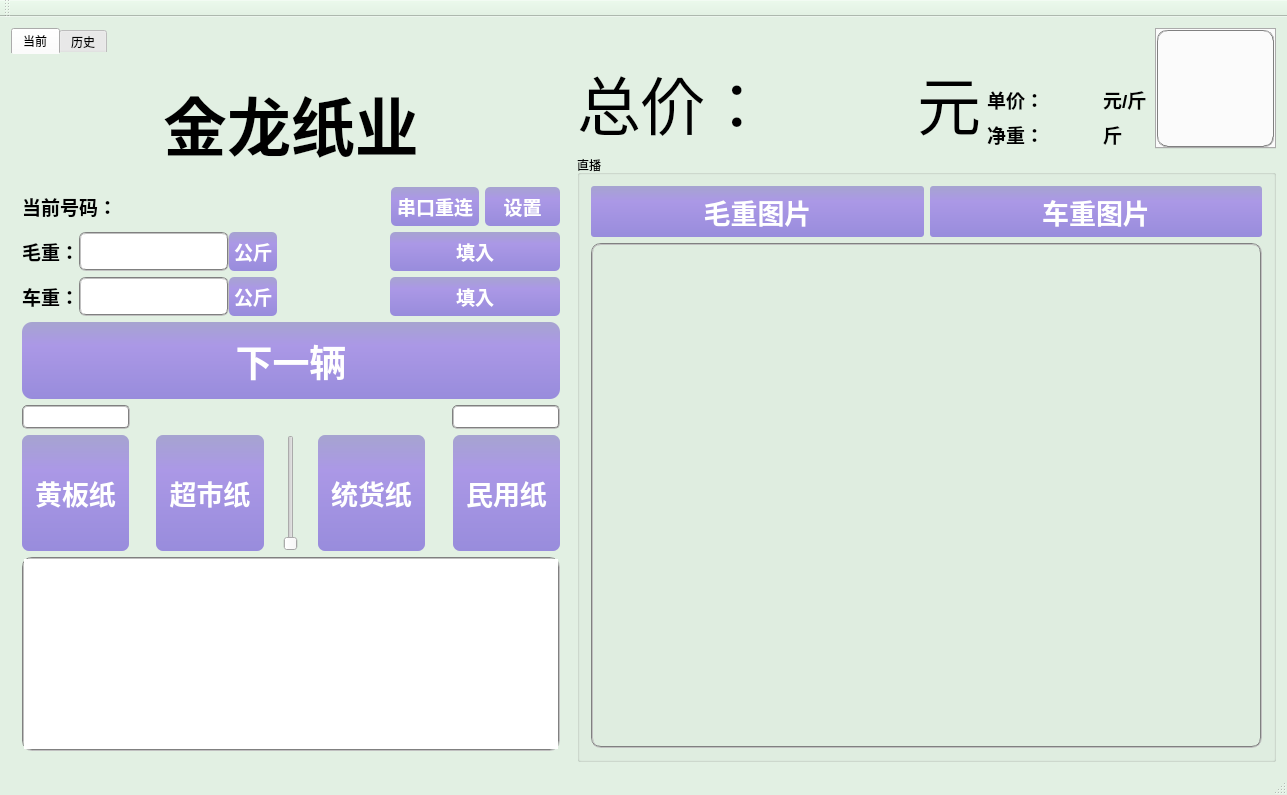
ljhuan/WasteRecycle, file wasterecycle.ui: the form before one commit.
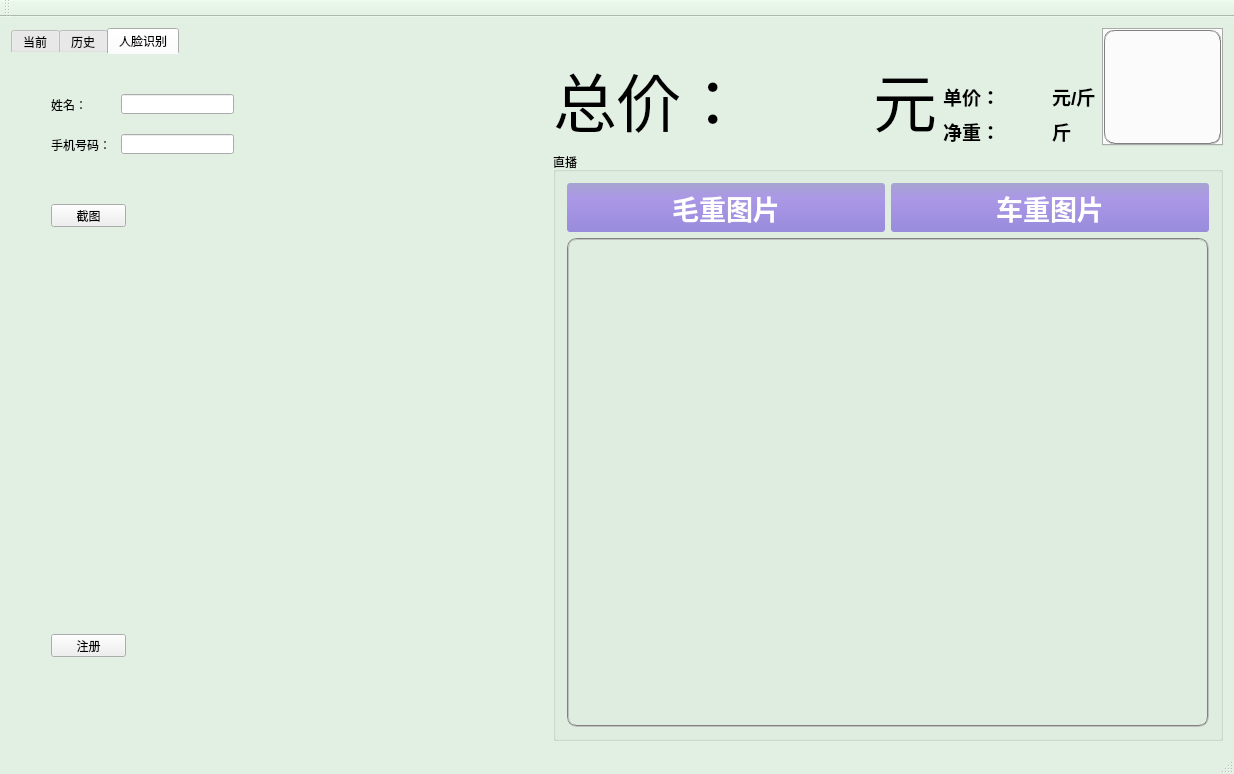
The form after the commit.

Patch:
```diff
--- a/wasterecycle.ui
+++ b/wasterecycle.ui
@@ -9,8 +9,8 @@
    <rect>
     <x>0</x>
     <y>0</y>
-    <width>1287</width>
-    <height>795</height>
+    <width>1234</width>
+    <height>774</height>
    </rect>
   </property>
   <property name="sizePolicy">
@@ -97,7 +97,7 @@
        <string notr="true">QTabWidget:pane {border-top:0px solid #e8f3f9;background:  transparent; }</string>
       </property>
       <property name="currentIndex">
-       <number>0</number>
+       <number>2</number>
       </property>
       <widget class="QWidget" name="tab">
        <attribute name="title">
@@ -1373,6 +1373,96 @@
         </item>
        </layout>
       </widget>
+      <widget class="QWidget" name="tab_3">
+       <attribute name="title">
+        <string>人脸识别</string>
+       </attribute>
+       <widget class="QLabel" name="lb_phone">
+        <property name="geometry">
+         <rect>
+          <x>40</x>
+          <y>80</y>
+          <width>61</width>
+          <height>21</height>
+         </rect>
+        </property>
+        <property name="text">
+         <string>手机号码：</string>
+        </property>
+       </widget>
+       <widget class="QLabel" name="lb_name">
+        <property name="geometry">
+         <rect>
+          <x>40</x>
+          <y>40</y>
+          <width>61</width>
+          <height>21</height>
+         </rect>
+        </property>
+        <property name="text">
+         <string>姓名：</string>
+        </property>
+       </widget>
+       <widget class="QLabel" name="lb_show">
+        <property name="geometry">
+         <rect>
+          <x>50</x>
+          <y>250</y>
+          <width>441</width>
+          <height>272</height>
+         </rect>
+        </property>
+        <property name="text">
+         <string/>
+        </property>
+       </widget>
+       <widget class="QPushButton" name="btn_capture">
+        <property name="geometry">
+         <rect>
+          <x>40</x>
+          <y>150</y>
+          <width>75</width>
+          <height>23</height>
+         </rect>
+        </property>
+        <property name="text">
+         <string>截图</string>
+        </property>
+       </widget>
+       <widget class="QLineEdit" name="le_name">
+        <property name="geometry">
+         <rect>
+          <x>110</x>
+          <y>40</y>
+          <width>113</width>
+          <height>20</height>
+         </rect>
+        </property>
+       </widget>
+       <widget class="QLineEdit" name="le_phone">
+        <property name="geometry">
+         <rect>
+          <x>110</x>
+          <y>80</y>
+          <width>113</width>
+          <height>20</height>
+         </rect>
+        </property>
+       </widget>
+       <widget class="QPushButton" name="btn_register">
+        <property name="geometry">
+         <rect>
+          <x>40</x>
+          <y>580</y>
+          <width>75</width>
+          <height>23</height>
+         </rect>
+        </property>
+        <property name="text">
+         <string>注册</string>
+        </property>
+       </widget>
+      </widget>
      </widget>
     </item>
     <item>
```
Left out of the diff: 2 changed lines with no effect on the pictures.
